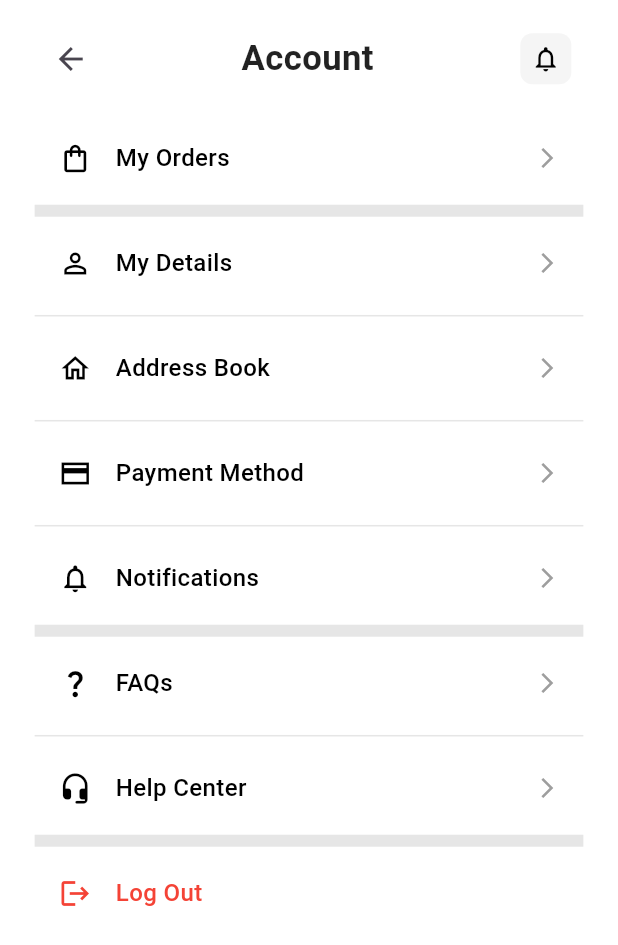
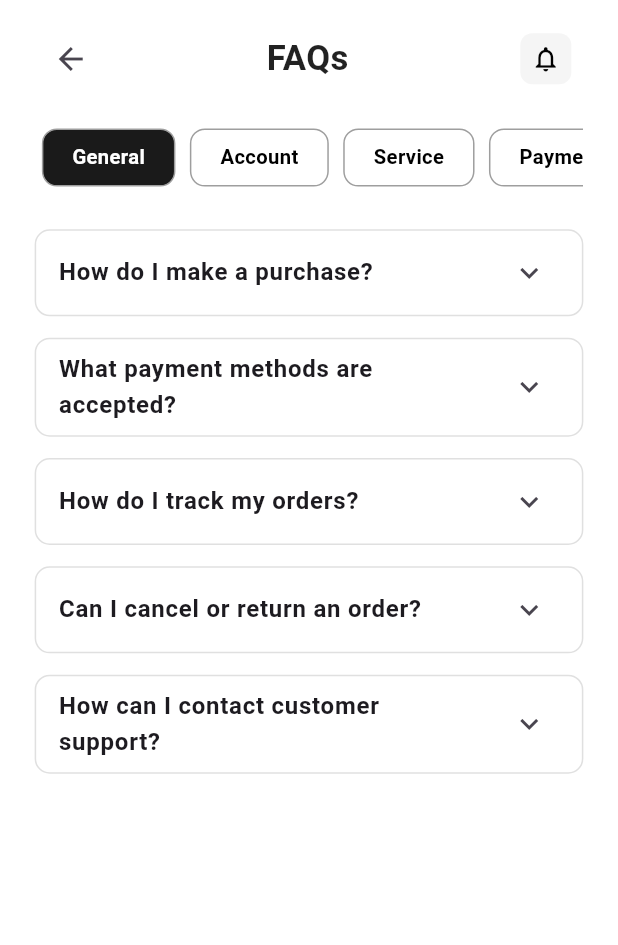
Before and after one commit to MohamadRamahi/ecommerce_app, a Flutter app: the ProfileScreen screen opened directly, after a tap on "FAQs", on a phone screen of 412 x 824 dp. Shown: the top 945 px of the screen. Run offline on Flutter 3.47's test engine with Material 3 defaults, Android fonts, the phone set to English and light mode, and no system bars; our stand-ins replace bloc, cloud_firestore, firebase_auth, firebase_core, firebase_messaging, flutter_bloc and 7 more; missing offline and left inert: flutter_intl_phone_field; accounts and stored records are empty.

Commit message:
create FAQs screen + widget

```diff
--- /dev/null
+++ b/lib/view/screens/faq_screen.dart
@@ -0,0 +1,110 @@
+import 'package:ecommerce/responsive.dart';
+import 'package:ecommerce/view/widget/custom_toggle_faqs_widget.dart';
+import 'package:ecommerce/view/widget/faq_accordion_widget.dart';
+import 'package:ecommerce/view/widget/notification_icon_widget.dart';
+import 'package:flutter/material.dart';
+
+class FaqScreen extends StatefulWidget {
+  const FaqScreen({super.key});
+
+  @override
+  State<FaqScreen> createState() => _FaqScreenState();
+}
+
+class _FaqScreenState extends State<FaqScreen> {
+  int selectedCategory = -1; // -1 تعني عرض كل الفئات أولًا
+
+  final categories = ["General", "Account", "Service", "Payment"];
+
+  // يمكن نقل faqItems خارج build لتجنب إعادة الإنشاء
+  final List<Map<String, String>> faqItems = [
+    {
+      "category": "Service",
+      "question": "How do I make a purchase?",
+      "answer": 'When you find a product you want to purchase, tap on it to view the product details. Check the price, description, and available options (if applicable), and then tap the "Add to Cart" button. Follow the on-screen instructions to complete the purchase, including providing shipping details and payment information.'
+    },
+    {
+      "category": "Payment",
+      "question": "What payment methods are accepted?",
+      "answer": "Various payment methods are accepted, including credit/debit cards and digital wallets."
+    },
+    {
+      "category": "General",
+      "question": "How do I track my orders?",
+      "answer": "You can track your orders from the 'Orders' section in your account."
+    },
+    {
+      "category": "Account",
+      "question": "Can I cancel or return an order?",
+      "answer": "You can cancel or return an order within 24 hours of purchase from your account."
+    },
+    {
+      "category": "Service",
+      "question": "How can I contact customer support?",
+      "answer": "You can contact customer support via the 'Help' section in the app or by email."
+    },
+  ];
+
+  @override
+  Widget build(BuildContext context) {
+    // فلترة الأسئلة حسب الفئة، -1 تعني عرض كل الأسئلة
+    final filteredItems = (selectedCategory == -1 || selectedCategory == 0)
+        ? faqItems
+        : faqItems
+        .where((item) => item["category"] == categories[selectedCategory])
+        .toList();
+
+    return Scaffold(
+      backgroundColor: Colors.white,
+      body: SafeArea(
+        child: Padding(
+          padding: EdgeInsets.symmetric(
+            vertical: responsiveHeight(context, 16),
+            horizontal: responsiveWidth(context, 24),
+          ),
+          child: Column(
+            crossAxisAlignment: CrossAxisAlignment.start,
+            children: [
+              // Header
+              Row(
+                mainAxisAlignment: MainAxisAlignment.spaceBetween,
+                children: [
+                  const BackButton(),
+                  Text(
+                    "FAQs",
+                    style: TextStyle(
+                      fontSize: responsiveWidth(context, 24),
+                      fontWeight: FontWeight.bold,
+                      color: Colors.black87,
+                    ),
+                  ),
+                  const NotificationIcon(),
+                ],
+              ),
+              SizedBox(height: responsiveHeight(context, 24)),
+
+              // Toggle Buttons
+              CustomToggleButton(
+                options: categories,
+                initialIndex: selectedCategory == -1 ? 0 : selectedCategory,
+                onSelected: (index) {
+                  setState(() {
+                    selectedCategory = index;
+                  });
+                },
+              ),
+              SizedBox(height: responsiveHeight(context, 24)),
+
+              // FAQ Accordion
+              Expanded(
+                child: SingleChildScrollView(
+                  child: FaqAccordion(faqItems: filteredItems),
+                ),
+              ),
+            ],
+          ),
+        ),
+      ),
+    );
+  }
+}
--- a/lib/view/screens/profile_screen.dart
+++ b/lib/view/screens/profile_screen.dart
@@ -1,5 +1,6 @@
 import 'package:ecommerce/responsive.dart';
 import 'package:ecommerce/view/screens/details_account_Screen.dart';
+import 'package:ecommerce/view/screens/faq_screen.dart';
 import 'package:ecommerce/view/screens/help_center_screen.dart';
 import 'package:ecommerce/view/screens/profile_notification_screen.dart';
 import 'package:ecommerce/view/widget/log_out_dialog_widget.dart';
@@ -87,7 +88,11 @@ class ProfileScreen extends StatelessWidget {
                     ProfileMenuItem(
                       icon: Icons.question_mark_outlined,
                       title: 'FAQs',
-                      onTap: () {},
+                      onTap: () {
+                        Navigator.push(context,
+                        MaterialPageRoute(builder: (context)=>FaqScreen(),
+                        ));
+                      },
                     ),
                     Divider(color: Color(0xffE6E6E6)),
                     ProfileMenuItem(
--- /dev/null
+++ b/lib/view/widget/custom_toggle_faqs_widget.dart
@@ -0,0 +1,68 @@
+import 'package:ecommerce/responsive.dart';
+import 'package:flutter/material.dart';
+
+class CustomToggleButton extends StatefulWidget {
+  final List<String> options;
+  final ValueChanged<int> onSelected;
+  final int initialIndex;
+
+  const CustomToggleButton({
+    Key? key,
+    required this.options,
+    required this.onSelected,
+    this.initialIndex = 0,
+  }) : super(key: key);
+
+  @override
+  State<CustomToggleButton> createState() => _CustomToggleButtonState();
+}
+
+class _CustomToggleButtonState extends State<CustomToggleButton> {
+  late int selectedIndex;
+
+  @override
+  void initState() {
+    super.initState();
+    selectedIndex = widget.initialIndex;
+  }
+
+  @override
+  Widget build(BuildContext context) {
+    return SingleChildScrollView(
+      scrollDirection: Axis.horizontal,
+      child: Row(
+        children: List.generate(widget.options.length, (index) {
+          final isSelected = index == selectedIndex;
+          return GestureDetector(
+            onTap: () {
+              setState(() {
+                selectedIndex = index;
+              });
+              widget.onSelected(index);
+            },
+            child: Container(
+              margin: EdgeInsets.symmetric(horizontal: responsiveWidth(context, 5)),
+              padding: EdgeInsets.symmetric(
+                vertical: responsiveHeight(context, 10),
+                horizontal: responsiveWidth(context, 20),
+              ),
+              decoration: BoxDecoration(
+                color: isSelected ? const Color(0xff1A1A1A) : Colors.white,
+                borderRadius: BorderRadius.circular(10),
+                border: Border.all(color: Colors.grey),
+              ),
+              child: Text(
+                widget.options[index],
+                style: TextStyle(
+                  color: isSelected ? Colors.white : Colors.black,
+                  fontWeight: FontWeight.bold,
+                  fontSize: responsiveWidth(context, 14),
+                ),
+              ),
+            ),
+          );
+        }),
+      ),
+    );
+  }
+}
--- /dev/null
+++ b/lib/view/widget/faq_accordion_widget.dart
@@ -0,0 +1,42 @@
+import 'package:ecommerce/responsive.dart';
+import 'package:flutter/material.dart';
+
+class FaqAccordion extends StatefulWidget {
+  final List<Map<String, String>> faqItems;
+
+  const FaqAccordion({Key? key, required this.faqItems}) : super(key: key);
+
+  @override
+  State<FaqAccordion> createState() => _FaqAccordionState();
+}
+
+class _FaqAccordionState extends State<FaqAccordion> {
+  @override
+  Widget build(BuildContext context) {
+    return Column(
+      children: widget.faqItems.map((item) {
+        return Card(
+          color: Colors.white,
+          elevation: 0,
+          margin: EdgeInsets.symmetric(vertical: responsiveHeight(context, 8)),
+          shape: RoundedRectangleBorder(
+            borderRadius: BorderRadius.circular(10),
+            side: BorderSide(color: Colors.grey.shade300),
+          ),
+          child: ExpansionTile(
+            title: Text(
+              item["question"]!,
+              style: TextStyle(fontWeight: FontWeight.bold),
+            ),
+            children: [
+              Padding(
+                padding: EdgeInsets.all(responsiveWidth(context, 16)),
+                child: Text(item["answer"]!),
+              ),
+            ],
+          ),
+        );
+      }).toList(),
+    );
+  }
+}
```
